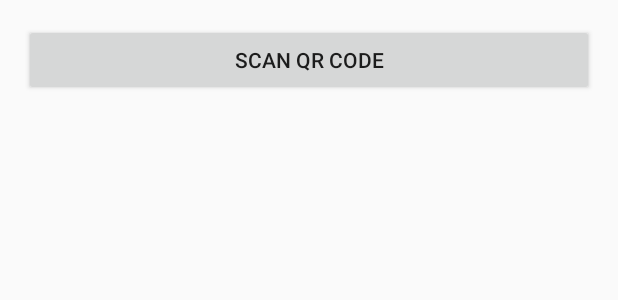
After one commit to nexturninc/Aloopy-Merchant, an Android app: the layout qr_scanner.xml on its own in the app's theme, with its tools: preview values and no code run, on a phone screen of 412 x 824 dp. The commit adds this screen. Shown: the top 300 px of the screen. Run offline under Robolectric (Android 15) with nearby library versions, the phone set to English and light mode, and no system bars.

Commit message:
Stamp QR Code Scanner - initial

```diff
--- a/AloopyMerchantApp/app/build.gradle
+++ b/AloopyMerchantApp/app/build.gradle
@@ -6,7 +6,7 @@ android {
 
     defaultConfig {
         applicationId "com.merchant.aloopy.aloopymerchantapp"
-        minSdkVersion 16
+        minSdkVersion 21
         targetSdkVersion 22
         versionCode 1
         versionName "1.0"
@@ -25,4 +25,5 @@ dependencies {
     compile 'com.android.support:appcompat-v7:22.1.1'
     compile 'com.google.android.gms:play-services:7.8.0'
     compile 'com.nostra13.universalimageloader:universal-image-loader:1.9.4'
+    compile 'com.google.zxing:core:3.2.1'
 }
--- a/AloopyMerchantApp/app/src/main/java/com/merchant/aloopy/aloopymerchantapp/Common.java
+++ b/AloopyMerchantApp/app/src/main/java/com/merchant/aloopy/aloopymerchantapp/Common.java
@@ -1,6 +1,9 @@
 package com.merchant.aloopy.aloopymerchantapp;
 
+import android.content.AsyncQueryHandler;
 import android.content.Context;
+import android.hardware.camera2.*;
+import android.hardware.camera2.CameraManager;
 import android.net.ConnectivityManager;
 import android.net.NetworkInfo;
 
@@ -15,6 +18,7 @@ import java.io.InputStreamReader;
 import java.io.OutputStreamWriter;
 import java.net.HttpURLConnection;
 import java.net.URL;
+
 
 /**
  * Created by imbisibol on 9/17/2015.
@@ -219,4 +223,5 @@ public class Common {
         return connected;
 
     }
+
 }
--- /dev/null
+++ b/AloopyMerchantApp/app/src/main/res/layout/qr_scanner.xml
@@ -0,0 +1,23 @@
+<?xml version="1.0" encoding="utf-8"?>
+<LinearLayout xmlns:android="http://schemas.android.com/apk/res/android"
+    xmlns:tools="http://schemas.android.com/tools" android:layout_width="match_parent"
+    android:layout_height="match_parent" android:gravity="center_horizontal"
+    android:orientation="vertical" android:paddingBottom="@dimen/activity_vertical_margin"
+    android:paddingLeft="@dimen/activity_horizontal_margin"
+    android:paddingRight="@dimen/activity_horizontal_margin"
+    android:paddingTop="@dimen/activity_vertical_margin"
+    tools:context="com.merchant.aloopy.aloopymerchantapp.QRScannerActivity">
+
+    <Button
+        android:layout_width="fill_parent"
+        android:layout_height="wrap_content"
+        android:text="SCAN QR CODE"
+        android:id="@+id/btnRefresh"/>
+
+    <FrameLayout
+        android:layout_width="fill_parent"
+        android:layout_height="match_parent"
+        android:id="@+id/dvCameraView"
+        android:visibility="gone"></FrameLayout>
+
+</LinearLayout>
--- a/AloopyMerchantApp/app/src/main/res/values/strings.xml
+++ b/AloopyMerchantApp/app/src/main/res/values/strings.xml
@@ -18,5 +18,7 @@
 
     <string name="MerchantLogoAlt">Merchant Logo</string>
     <string name="StampRewardImageALT">Stamp Reward</string>
+    <string name="btnScanCustomerStamp">Scan Customer Stamp</string>
+    <string name="EXTRA_QR_Scanner_Mode">QRScannerMode</string>
 
 </resources>
```
Also changed, not shown: AloopyMerchantApp/app/src/main/AndroidManifest.xml (+7 -0 lines), AloopyMerchantApp/app/src/main/java/com/merchant/aloopy/aloopymerchantapp/CameraCustomView.java (added, +69 -0 lines), AloopyMerchantApp/app/src/main/java/com/merchant/aloopy/aloopymerchantapp/QRScannerActivity.java (added, +145 -0 lines), AloopyMerchantApp/app/src/main/java/com/merchant/aloopy/aloopymerchantapp/StampList.java (+17 -2 lines), AloopyMerchantApp/app/src/main/java/com/merchant/aloopy/aloopymerchantapp/StampSetAdapter.java (+8 -0 lines), AloopyMerchantApp/app/src/main/res/layout/stamp_list.xml (+7 -0 lines), AloopyMerchantApp/app/src/main/res/layout/stamp_set_row.xml (+10 -20 lines), 1 other file.
